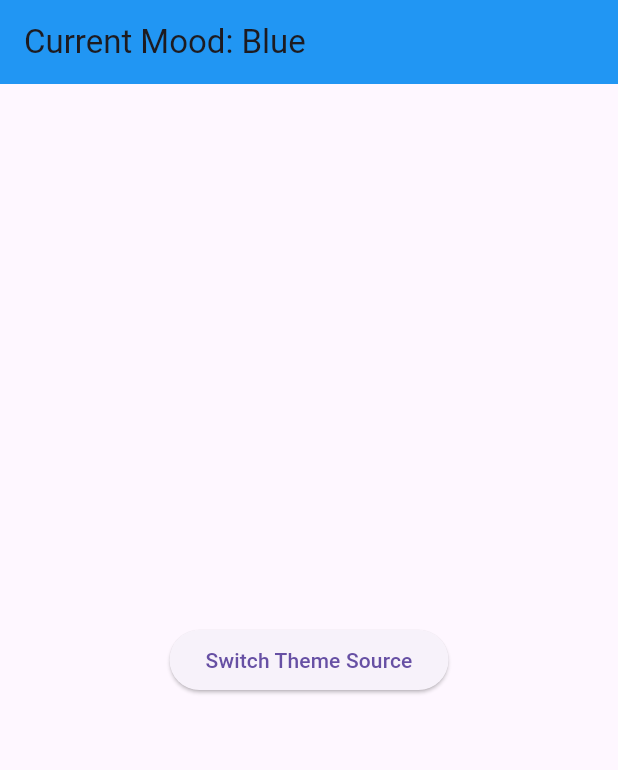
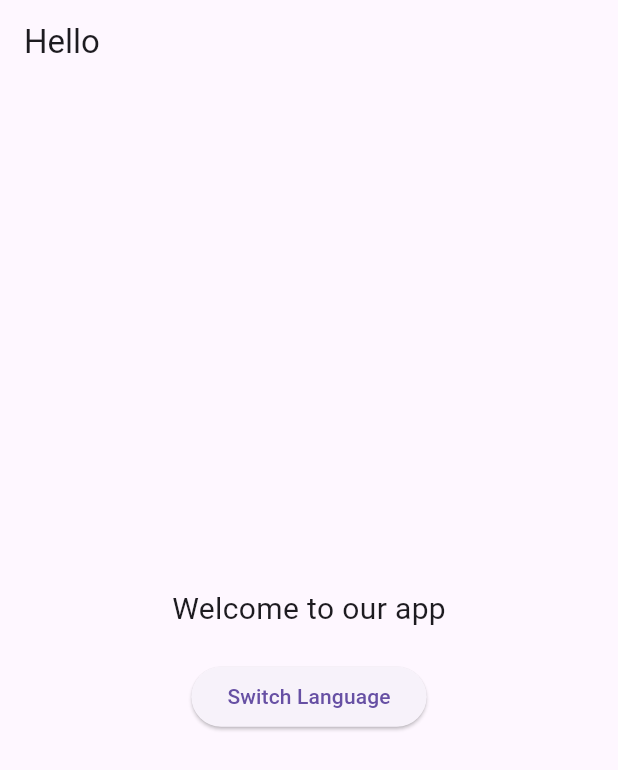
Before and after one commit to ronniecutamora/provider-tutorial, a Flutter app: the screen it shows after launch, on a phone screen of 412 x 824 dp. Shown: the top 770 px of the screen. Run offline on Flutter 3.47's test engine with Material 3 defaults, Android fonts, the phone set to English and light mode, and no system bars.

Commit message:
add real world example of ChangeNotifierProxyProvider

```diff
--- a/lib/main.dart
+++ b/lib/main.dart
@@ -1,44 +1,52 @@
 import 'package:flutter/material.dart';
 import 'package:provider/provider.dart';
 
-// 1. THE SOURCE: ThemeProvider (ChangeNotifier)
-class ThemeProvider extends ChangeNotifier {
-  String _colorName = "Blue";
-  Color _actualColor = Colors.blue;
+// 1. THE SOURCE: LanguageProvider
+class LanguageProvider extends ChangeNotifier {
+  String _currentLang = "EN";
+  String get currentLang => _currentLang;
 
-  String get colorName => _colorName;
-  Color get actualColor => _actualColor;
-
-  void switchToRed() {
-    _colorName = "Red";
-    _actualColor = Colors.red;
-    notifyListeners();
+  void toggleLanguage() {
+    _currentLang = (_currentLang == "EN") ? "FR" : "EN";
+    notifyListeners(); // Tells ProxyProvider to update
   }
 }
 
-// 2. THE DEPENDENT: AppSettings (Simple Class - NO ChangeNotifier)
-// This class is just a "container" for data.
-class AppSettings {
-  final String themeTitle;
-  final Color displayColor;
+// 2. THE DEPENDENT: TranslationsService (Also a ChangeNotifier!)
+class TranslationsService extends ChangeNotifier {
+  String _lang = "EN";
 
-  AppSettings({required this.themeTitle, required this.displayColor});
+  // Our simple dictionary
+  final Map<String, Map<String, String>> _data = {
+    "EN": {"hello": "Hello", "subtitle": "Welcome to our app"},
+    "FR": {"hello": "Bonjour", "subtitle": "Bienvenue dans notre application"},
+  };
+
+  // Called by ProxyProvider
+  void updateLanguage(String newLang) {
+    if (_lang != newLang) {
+      _lang = newLang;
+      // We could do an API call or load a JSON file here!
+      notifyListeners(); // Tells the UI to turn French
+    }
+  }
+
+  String translate(String key) => _data[_lang]?[key] ?? key;
 }
 
-// 3. THE MAIN SETUP
+// 3. THE SETUP
 void main() {
   runApp(
     MultiProvider(
       providers: [
-        // Source Provider
-        ChangeNotifierProvider(create: (_) => ThemeProvider()),
+        ChangeNotifierProvider(create: (_) => LanguageProvider()),
 
-        // ProxyProvider: Listens to ThemeProvider, creates AppSettings
-        ProxyProvider<ThemeProvider, AppSettings>(
-          update: (context, theme, previous) => AppSettings(
-            themeTitle: "Current Mood: ${theme.colorName}",
-            displayColor: theme.actualColor,
-          ),
+        // This bridge watches LanguageProvider and updates TranslationsService
+        ChangeNotifierProxyProvider<LanguageProvider, TranslationsService>(
+          create: (_) => TranslationsService(),
+          update: (context, langProvider, transService) {
+            return transService!..updateLanguage(langProvider.currentLang);
+          },
         ),
       ],
       child: const MyApp(),
@@ -52,22 +60,29 @@ class MyApp extends StatelessWidget {
 
   @override
   Widget build(BuildContext context) {
-    // We listen to the Simple Class (AppSettings), NOT the ThemeProvider directly
-    final settings = context.watch<AppSettings>();
+    // We only need to watch the Translation service for the text
+    final translator = context.watch<TranslationsService>();
 
     return MaterialApp(
       home: Scaffold(
-        appBar: AppBar(
-          title: Text(settings.themeTitle),
-          backgroundColor: settings.displayColor,
-        ),
+        appBar: AppBar(title: Text(translator.translate("hello"))),
         body: Center(
-          child: ElevatedButton(
-            onPressed: () {
-              // We change the source, and ProxyProvider updates the Dependent
-              context.read<ThemeProvider>().switchToRed();
-            },
-            child: const Text("Switch Theme Source"),
+          child: Column(
+            mainAxisAlignment: MainAxisAlignment.center,
+            children: [
+              Text(
+                translator.translate("subtitle"),
+                style: const TextStyle(fontSize: 20),
+              ),
+              const SizedBox(height: 20),
+              ElevatedButton(
+                onPressed: () {
+                  // We read the Language provider to trigger the change
+                  context.read<LanguageProvider>().toggleLanguage();
+                },
+                child: const Text("Switch Language"),
+              ),
+            ],
           ),
         ),
       ),
```
